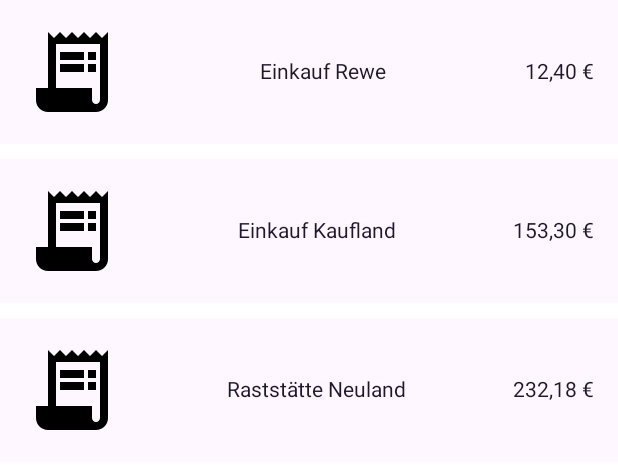
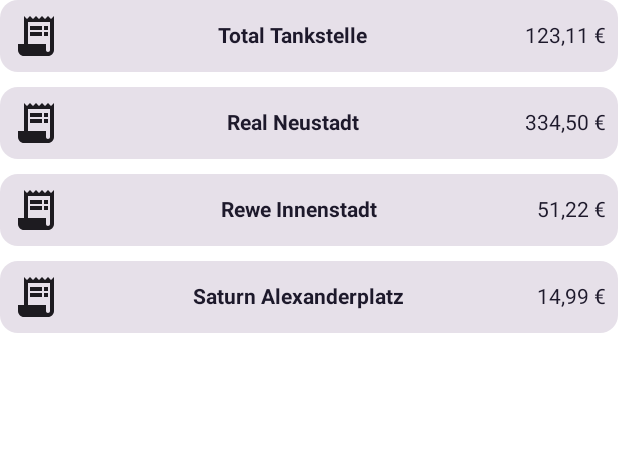
Before and after one commit to Baltic-Byte-Buccaneers/Baltic-Byte-Buccaneers, an Android app built with Jetpack Compose: the @Preview function ReceiptListViewPreview, on a phone screen of 412 x 824 dp. Shown: the top 469 px of the screen. Run offline under Robolectric (Android 15) with nearby library versions, the phone set to English and light mode, and no system bars.

Commit message:
#4 Renamed ReceiptListView to ReceiptList, implemented basic viewmodel, styling

```diff
--- /dev/null
+++ b/App/app/src/main/java/com/example/balticbytebuccaneers/module/receiptList/ReceiptList.kt
@@ -0,0 +1,43 @@
+package com.example.balticbytebuccaneers.module.receiptList
+
+import androidx.compose.foundation.layout.Arrangement
+import androidx.compose.foundation.layout.Column
+import androidx.compose.foundation.rememberScrollState
+import androidx.compose.foundation.verticalScroll
+import androidx.compose.runtime.Composable
+import androidx.compose.ui.Modifier
+import androidx.compose.ui.tooling.preview.Preview
+import androidx.compose.ui.unit.dp
+
+@Composable
+fun ReceiptList(receipts: List<Receipt>) {
+    Column(
+        verticalArrangement = Arrangement.spacedBy(10.dp),
+        modifier = Modifier.verticalScroll(rememberScrollState())
+    ) {
+        receipts.forEach { receipt ->
+            ReceiptListItem(receipt)
+        }
+    }
+}
+
+@Preview
+@Composable
+fun ReceiptListPreview() {
+    val receipts: List<Receipt> =
+        listOf(
+            Receipt(
+                "Einkauf Rewe",
+                "12,40 €"
+            ),
+            Receipt(
+                "Einkauf Kaufland",
+                "153,30 €"
+            ),
+            Receipt(
+                "Raststätte Neuland",
+                "232,18 €"
+            )
+        )
+    ReceiptList(receipts)
+}
--- a/App/app/src/main/java/com/example/balticbytebuccaneers/module/receiptList/ReceiptListViewItem.kt
+++ b/App/app/src/main/java/com/example/balticbytebuccaneers/module/receiptList/ReceiptListItem.kt
@@ -3,33 +3,32 @@
 import androidx.compose.foundation.background
 import androidx.compose.foundation.layout.Arrangement
 import androidx.compose.foundation.layout.Box
+import androidx.compose.foundation.layout.Column
 import androidx.compose.foundation.layout.Row
-import androidx.compose.foundation.layout.fillMaxSize
 import androidx.compose.foundation.layout.fillMaxWidth
 import androidx.compose.foundation.layout.padding
 import androidx.compose.foundation.layout.size
 import androidx.compose.material.icons.Icons
 import androidx.compose.material.icons.filled.ReceiptLong
+import androidx.compose.material3.Card
 import androidx.compose.material3.Icon
 import androidx.compose.material3.MaterialTheme
 import androidx.compose.material3.Text
 import androidx.compose.runtime.Composable
 import androidx.compose.ui.Alignment
 import androidx.compose.ui.Modifier
-import androidx.compose.ui.graphics.Color
+import androidx.compose.ui.text.font.FontWeight
 import androidx.compose.ui.tooling.preview.Preview
 import androidx.compose.ui.unit.dp
 
 @Composable
-fun ReceiptListViewItem(receipt: Receipt) {
-    Box(
-        modifier = Modifier
-            .background(MaterialTheme.colorScheme.surface)
-            .padding(16.dp)
-
+fun ReceiptListItem(receipt: Receipt) {
+    Card(
     ) {
         Row(
-            modifier = Modifier.fillMaxWidth(),
+            modifier = Modifier
+                .fillMaxWidth()
+                .padding(8.dp),
             horizontalArrangement = Arrangement.SpaceBetween,
             verticalAlignment = Alignment.CenterVertically
         ) {
@@ -37,10 +36,13 @@
                 imageVector = Icons.Filled.ReceiptLong,
                 contentDescription = "",
                 modifier =
-                Modifier.size(64.dp)
+                Modifier.size(32.dp)
             )
-
-            Text(text = receipt.description, color = MaterialTheme.colorScheme.onSecondaryContainer)
+            Text(
+                text = receipt.description,
+                fontWeight = FontWeight.Bold,
+                color = MaterialTheme.colorScheme.onSecondaryContainer
+            )
             Text(text = receipt.amount, color = MaterialTheme.colorScheme.onSecondaryContainer)
         }
     }
@@ -48,6 +50,6 @@
 
 @Preview
 @Composable
-fun ReceiptListViewItemPreview() {
-    ReceiptListViewItem(Receipt("Edeka Sunwold", "12.43 €"))
+fun ReceiptListItemPreview() {
+    ReceiptListItem(Receipt("Edeka Sunwold", "12.43 €"))
 }
--- /dev/null
+++ b/App/app/src/main/java/com/example/balticbytebuccaneers/module/receiptList/ReceiptListUIState.kt
@@ -0,0 +1,3 @@
+package com.example.balticbytebuccaneers.module.receiptList
+
+data class ReceiptListUIState(val receipts: List<Receipt>)
--- a/App/app/src/main/java/com/example/balticbytebuccaneers/module/receiptList/ReceiptListView.kt
+++ b/App/app/src/main/java/com/example/balticbytebuccaneers/module/receiptList/ReceiptListView.kt
@@ -1,44 +1,17 @@
 package com.example.balticbytebuccaneers.module.receiptList
 
-import androidx.compose.foundation.layout.Arrangement
-import androidx.compose.foundation.layout.Column
-import androidx.compose.foundation.rememberScrollState
-import androidx.compose.foundation.verticalScroll
 import androidx.compose.runtime.Composable
-import androidx.compose.ui.Modifier
 import androidx.compose.ui.tooling.preview.Preview
-import androidx.compose.ui.unit.dp
 
 @Composable
-fun ReceiptListView(receipts: List<Receipt>) {
-    Column(
-        verticalArrangement = Arrangement.spacedBy(10.dp),
-        modifier = Modifier.verticalScroll(rememberScrollState())
-    ) {
-        // Add 5 items
-        receipts.forEach { receipt ->
-            ReceiptListViewItem(receipt)
-        }
-    }
+fun ReceiptListView(viewModel: ReceiptListViewModel) {
+    ReceiptList(receipts = viewModel.receipts)
 }
 
 @Preview
 @Composable
 fun ReceiptListViewPreview() {
-    val receipts: List<Receipt> =
-        listOf(
-            Receipt(
-                "Einkauf Rewe",
-                "12,40 €"
-            ),
-            Receipt(
-                "Einkauf Kaufland",
-                "153,30 €"
-            ),
-            Receipt(
-                "Raststätte Neuland",
-                "232,18 €"
-            )
-        )
-    ReceiptListView(receipts)
+    val model = ReceiptListViewModel()
+
+    ReceiptListView(viewModel = model)
 }
--- /dev/null
+++ b/App/app/src/main/java/com/example/balticbytebuccaneers/module/receiptList/ReceiptListViewModel.kt
@@ -0,0 +1,16 @@
+package com.example.balticbytebuccaneers.module.receiptList
+
+import androidx.lifecycle.ViewModel
+
+class ReceiptListViewModel: ViewModel() {
+
+    val receipts: List<Receipt> = listOf(
+        Receipt("Total Tankstelle", "123,11 €"),
+        Receipt("Real Neustadt", "334,50 €"),
+        Receipt("Rewe Innenstadt", "51,22 €"),
+        Receipt("Saturn Alexanderplatz", "14,99 €"),
+    )
+
+
+
+}
```
